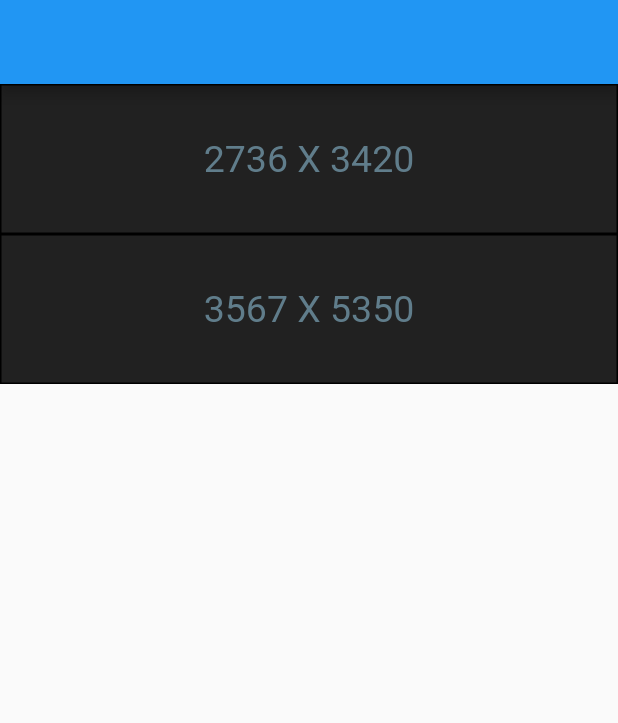
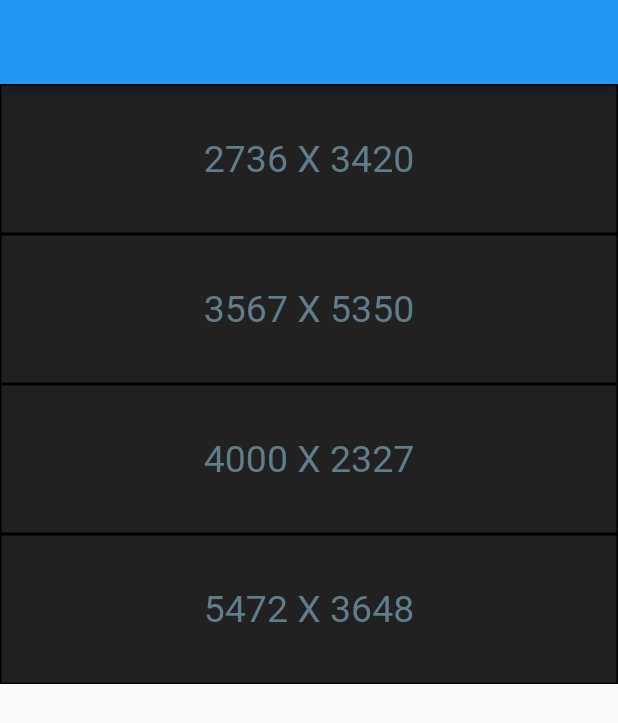
Before and after one commit to kirrosh/mts_flutter_app, a Flutter app: the screen it shows after launch, on a phone screen of 412 x 824 dp. Shown: the top 723 px of the screen. Run offline on Flutter 3.47's test engine with Material 2 defaults, Android fonts, the phone set to English and light mode, and no system bars; our stand-ins replace flutter_image_compress.

Commit message:
added more images

```diff
--- a/lib/screens/ImageListscreen.dart
+++ b/lib/screens/ImageListscreen.dart
@@ -17,6 +17,14 @@ class ImageListScreen extends StatelessWidget {
             ListItem(
               fileName: '3567x5350.jpg',
               dimensionsTitle: '3567 X 5350',
+            ),
+            ListItem(
+              fileName: '4000x2327.jpg',
+              dimensionsTitle: '4000 X 2327',
+            ),
+            ListItem(
+              fileName: '5472x3648.jpg',
+              dimensionsTitle: '5472 X 3648',
             ),
           ],
         ),
@@ -38,7 +46,10 @@ class ListItem extends StatelessWidget {
         Navigator.push(
           context,
           MaterialPageRoute(
-            builder: (context) => SingleImageScreen(),
+            builder: (context) => SingleImageScreen(
+              fileName: this.fileName,
+              dimensionsTitle: this.dimensionsTitle,
+            ),
           ),
         );
       },
```
Also changed, not shown: lib/ImageCompressor.dart (+8 -3 lines), lib/screens/SingleImageScreen.dart (+6 -2 lines).
